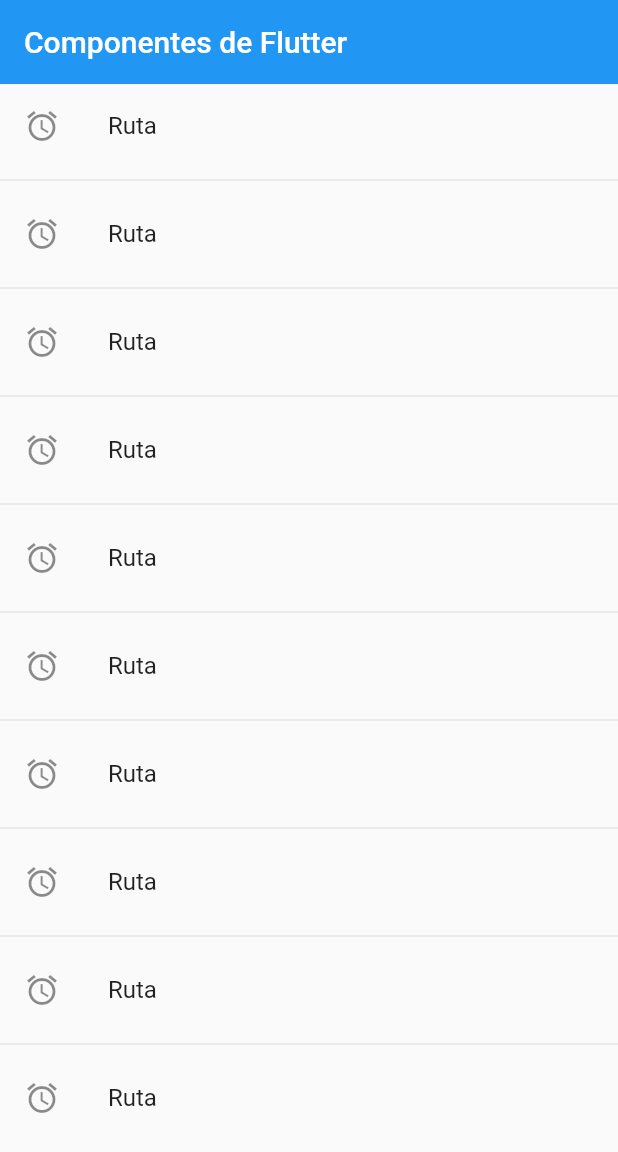
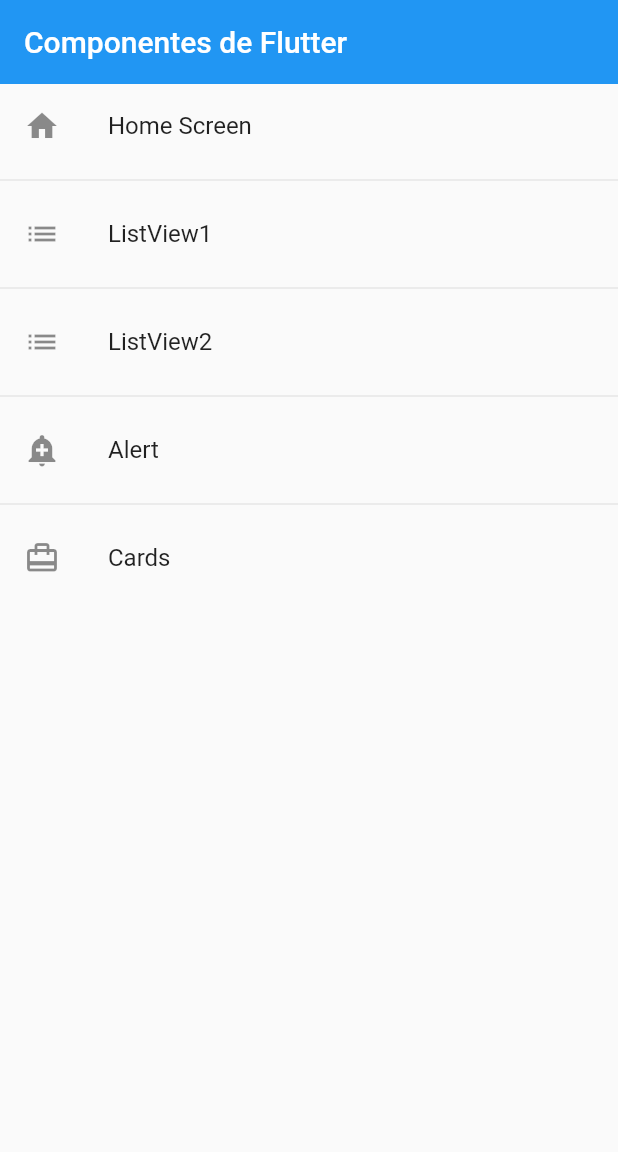
Before and after one commit to Diego-Luna/Flutter-proyects, a Flutter app: the screen it shows after launch, on a phone screen of 412 x 824 dp. Shown: the top 1152 px of the screen. Run offline on Flutter 3.47's test engine with Material 2 defaults, Android fonts, the phone set to English and light mode, and no system bars.

Commit message:
Crear método con las rutas de mi aplicación

```diff
--- a/fl_components_app/lib/main.dart
+++ b/fl_components_app/lib/main.dart
@@ -14,9 +14,9 @@ class MyApp extends StatelessWidget {
   Widget build(BuildContext context) {
     return MaterialApp(
       debugShowCheckedModeBanner: false,
-      title: 'Flutter Demo',
+      title: 'Flutter Components',
       initialRoute: AppRoutes.initialRoute,
-      routes: AppRoutes.routes,
+      routes: AppRoutes.getAppRoutes(),
       onGenerateRoute: (settings) => AppRoutes.onGenerateRoute(settings)
     );
   }
--- /dev/null
+++ b/fl_components_app/lib/models/menu_option.dart
@@ -0,0 +1,15 @@
+import 'package:flutter/material.dart' show IconData, Widget;
+
+class MenuOption {
+  final String route;
+  final IconData icon;
+  final String name;
+  final Widget screen;
+
+  MenuOption({
+    required this.route,
+    required this.icon,
+    required this.name,
+    required this.screen
+  });
+}
--- /dev/null
+++ b/fl_components_app/lib/models/models.dart
@@ -0,0 +1 @@
+export 'package:fl_components_app/models/menu_option.dart';
--- a/fl_components_app/lib/router/app_routes.dart
+++ b/fl_components_app/lib/router/app_routes.dart
@@ -1,17 +1,37 @@
 import 'package:flutter/material.dart';
+import 'package:fl_components_app/models/models.dart';
 import 'package:fl_components_app/screens/screens.dart';
 
 class AppRoutes {
 
   static const initialRoute = 'home';
 
-  static Map<String, Widget Function(BuildContext)> routes = {
-    'home': (BuildContext context ) => const HomeScreen(),
-    'listview1': (BuildContext context ) => const ListView1Screen(),
-    'listview2': (BuildContext context ) => const ListView2Screen(),
-    'alert': (BuildContext context ) => const AlertScreen(),
-    'card': (BuildContext context ) => const CardScreen(),
-  };
+  static final menuOptions = <MenuOption>[
+    MenuOption(route: 'home', name: 'Home Screen', screen: const HomeScreen(), icon: Icons.home),
+    MenuOption(route: 'listview1', name: 'ListView1', screen: const ListView1Screen(), icon: Icons.list),
+    MenuOption(route: 'listview2', name: 'ListView2', screen: const ListView2Screen(), icon: Icons.list),
+    MenuOption(route: 'alert', name: 'Alert', screen: const AlertScreen(), icon: Icons.add_alert),
+    MenuOption(route: 'cards', name: 'Cards', screen: const CardScreen(), icon: Icons.card_travel),
+  ];
+
+  static Map<String, Widget Function(BuildContext)> getAppRoutes(){
+
+  Map<String, Widget Function(BuildContext)> appRoutes = {};
+
+  for(final options in menuOptions){
+    appRoutes.addAll({options.route: (BuildContext contex) => options.screen});
+  }
+
+    return appRoutes;
+  }
+
+  // static Map<String, Widget Function(BuildContext)> routes = {
+  //   'home': (BuildContext context ) => const HomeScreen(),
+  //   'listview1': (BuildContext context ) => const ListView1Screen(),
+  //   'listview2': (BuildContext context ) => const ListView2Screen(),
+  //   'alert': (BuildContext context ) => const AlertScreen(),
+  //   'card': (BuildContext context ) => const CardScreen(),
+  // };
 
   static Route<dynamic> onGenerateRoute(RouteSettings settings) {
     return MaterialPageRoute(
--- a/fl_components_app/lib/screens/home_screen.dart
+++ b/fl_components_app/lib/screens/home_screen.dart
@@ -1,4 +1,5 @@
 import 'package:flutter/material.dart';
+import 'package:fl_components_app/router/app_routes.dart';
 
 class HomeScreen extends StatelessWidget {
   const HomeScreen({Key? key}) : super(key: key);
@@ -12,19 +13,21 @@ class HomeScreen extends StatelessWidget {
       ),
       body: ListView.separated(
         itemBuilder: (context, index) => ListTile(
-          title: const Text('Ruta'),
-          leading: const Icon(Icons.access_alarm),
+          title: Text(AppRoutes.menuOptions[index].name),
+          leading: Icon(AppRoutes.menuOptions[index].icon),
           onTap: () {
             //Opcion larga pero nos permite tener mas control en la animaciones
             //final route = MaterialPageRoute(
             //  builder:(context) => const ListView1Screen()
             //);
             //Navigator.push(context, route);
-            Navigator.pushNamed(context, 'card');
+
+            //Navigator.pushNamed(context, 'card');
+            Navigator.pushNamed(context, AppRoutes.menuOptions[index].route);
           },
         ),
         separatorBuilder: (_, __) => const Divider(),
-        itemCount: 10,
+        itemCount: AppRoutes.menuOptions.length,
       )
     );
   }
```
